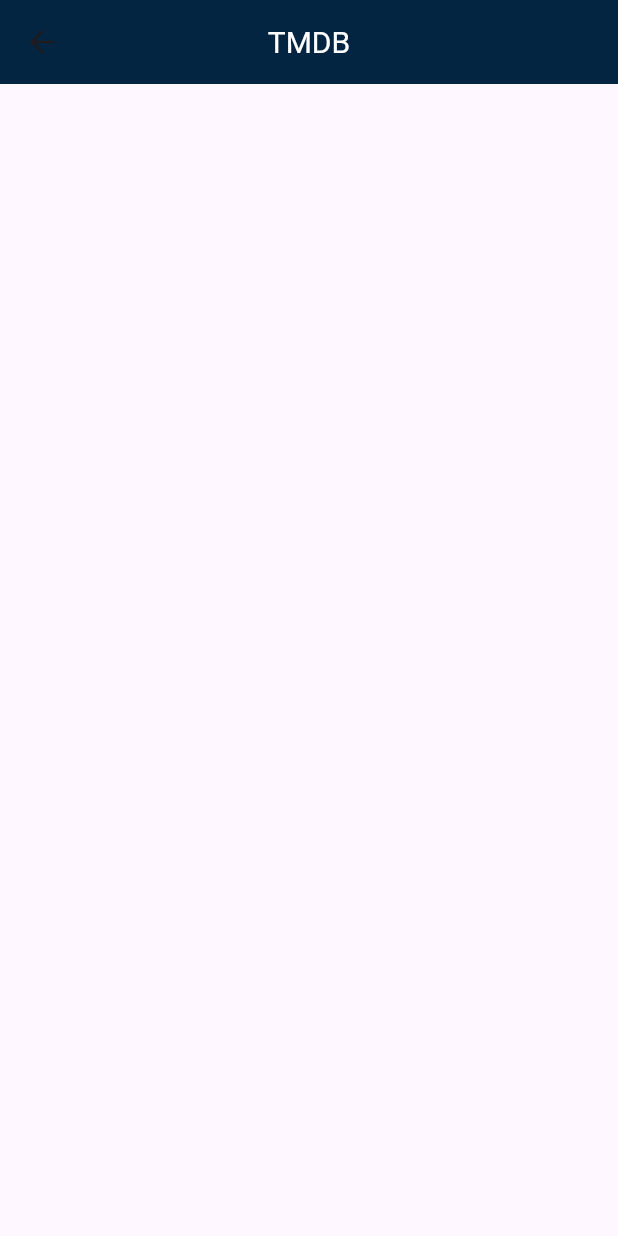
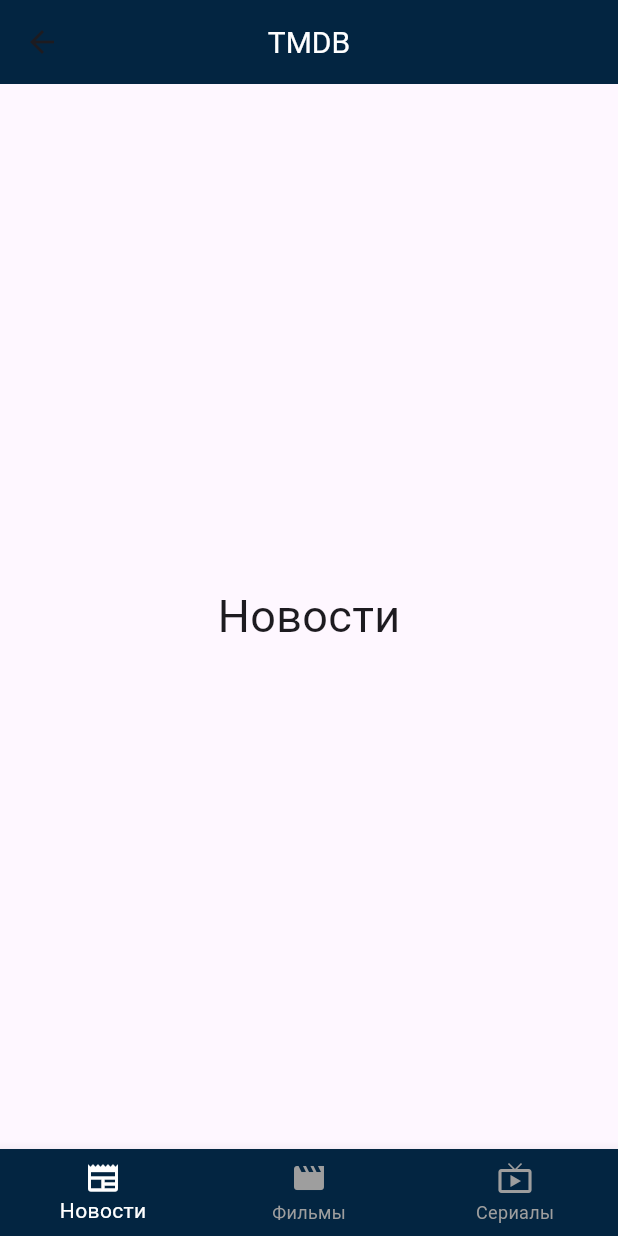
Before and after one commit to YaleyH/themoviedb, a Flutter app: the MainScreenWidget screen opened by its route, on a phone screen of 412 x 824 dp. Run offline on Flutter 3.47's test engine with Material 3 defaults, Android fonts, the phone set to English and light mode, and no system bars.

Commit message:
Добавил новую страницу, добавил переход между страницами

```diff
--- /dev/null
+++ b/lib/Theme/app_colors.dart
@@ -0,0 +1,5 @@
+import 'package:flutter/material.dart';
+
+abstract class AppColors{
+  static const mainDarkBlue = Color.fromRGBO(3,37, 65, 1);
+}
--- /dev/null
+++ b/lib/Theme/app_text.dart
@@ -0,0 +1,5 @@
+import 'package:flutter/material.dart';
+
+abstract class TextStyleList{
+  static const textStyle = TextStyle(fontSize: 30);
+}
--- a/lib/widgets/main_screen/main_screen_widget.dart
+++ b/lib/widgets/main_screen/main_screen_widget.dart
@@ -1,4 +1,6 @@
 import 'package:flutter/material.dart';
+
+import '../../Theme/app_text.dart';
 
 class MainScreenWidget extends StatefulWidget {
   const MainScreenWidget({super.key});
@@ -8,12 +10,46 @@ class MainScreenWidget extends StatefulWidget {
 }
 
 class _MainScreenWidgetState extends State<MainScreenWidget> {
+  int _selectedTab = 0;
+
+  void _onSelectTab(int index){
+    if(_selectedTab == index) return;
+    _selectedTab = index;
+    setState(() {});
+  }
+
+  static const List<Widget> _widgetOptions = [
+    Text('Новости', style: TextStyleList.textStyle,),
+    Text('Фильмы', style: TextStyleList.textStyle),
+    Text('Сериалы', style: TextStyleList.textStyle),
+  ];
   @override
   Widget build(BuildContext context) {
     return Scaffold(
       appBar: AppBar(
-        title: Text('TMDB'),
+        title: const Text('TMDB'),
         centerTitle: true,
+      ),
+      body: Center(
+        child: _widgetOptions[_selectedTab],
+      ),
+      bottomNavigationBar: BottomNavigationBar(
+        currentIndex: _selectedTab,
+        items: const [
+          BottomNavigationBarItem(
+            icon: Icon(Icons.newspaper),
+            label: 'Новости'  ,
+          ),
+          BottomNavigationBarItem(
+            icon: Icon(Icons.movie),
+            label: 'Фильмы',
+          ),
+          BottomNavigationBarItem(
+            icon: Icon(Icons.live_tv),
+            label: 'Сериалы',
+          ),
+        ],
+        onTap: _onSelectTab,
       ),
     );
   }
```
Also changed, not shown: lib/main.dart (+10 -3 lines).
